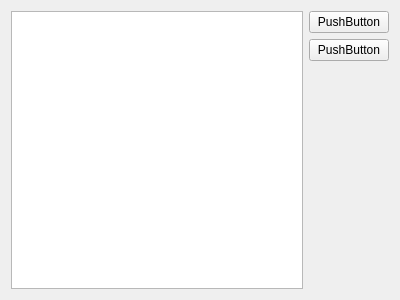
Old version of the form UserTreeWidget.ui in the repository lhj8/uit.
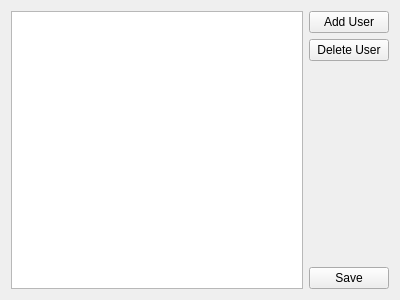
New version of the form.

Commit message: added user adding dialog

The edit to the form file:
```diff
--- a/UserTreeWidget.ui
+++ b/UserTreeWidget.ui
@@ -27,14 +27,14 @@
        <item>
         <widget class="QPushButton" name="addBtn">
          <property name="text">
-          <string>PushButton</string>
+          <string>Add User</string>
          </property>
         </widget>
        </item>
        <item>
         <widget class="QPushButton" name="deleteBtn">
          <property name="text">
-          <string>PushButton</string>
+          <string>Delete User</string>
          </property>
         </widget>
        </item>
@@ -51,6 +51,13 @@
          </property>
         </spacer>
        </item>
+       <item>
+        <widget class="QPushButton" name="saveBtn">
+         <property name="text">
+          <string>Save</string>
+         </property>
+        </widget>
+       </item>
       </layout>
      </item>
     </layout>
```
Left out of the diff: 2 changed lines with no effect on the pictures. The commit also changes 7 other files.
